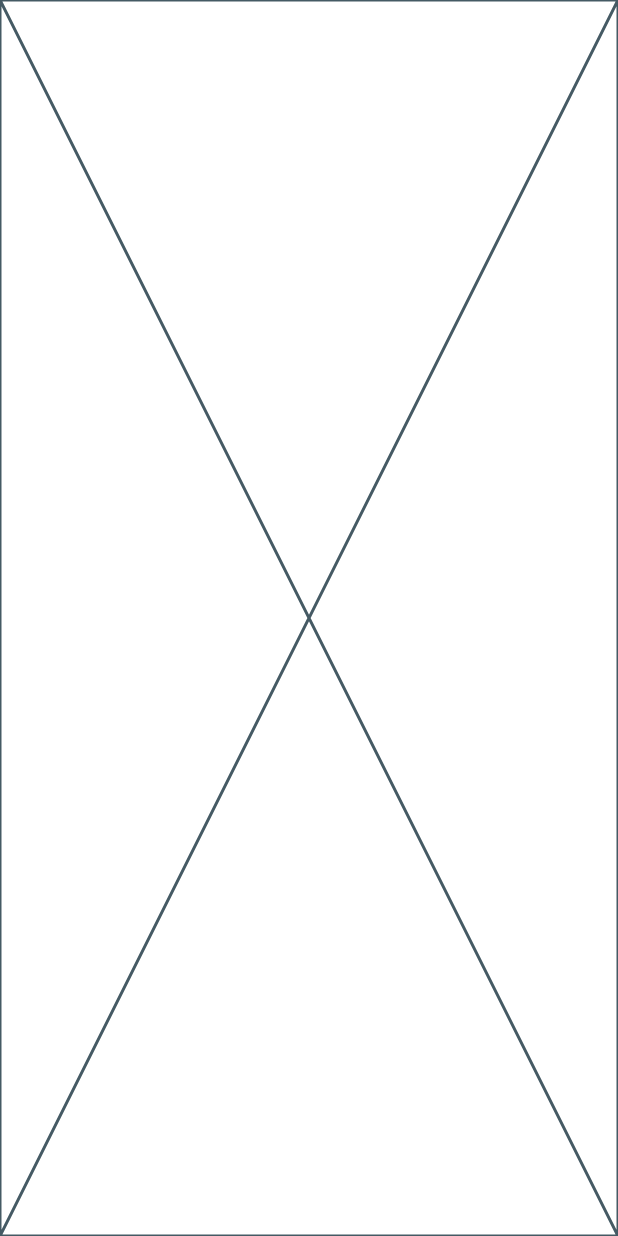
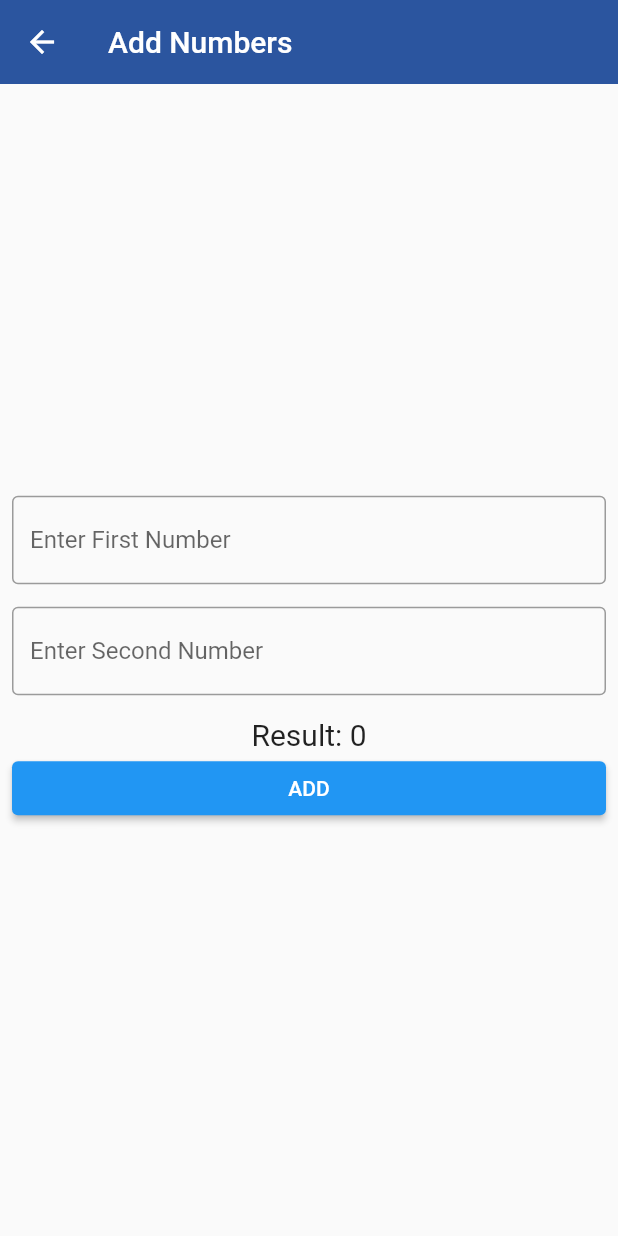
Before and after one commit to ishwar46/ST6002CEM, a Flutter app: the screen it shows after launch, after a tap on "ADD NUMBERS", on a phone screen of 412 x 824 dp. Run offline on Flutter 3.47's test engine with Material 2 defaults, Android fonts, the phone set to English and light mode, and no system bars.

Commit message:
Two Numbers Added

```diff
--- a/flutter_class/lib/views/add_two_numbers.dart
+++ b/flutter_class/lib/views/add_two_numbers.dart
@@ -1,3 +1,4 @@
+import 'package:flutter/material.dart';
 import 'package:flutter/src/widgets/framework.dart';
 import 'package:flutter/src/widgets/placeholder.dart';
 
@@ -9,8 +10,65 @@ class AddNumbers extends StatefulWidget {
 }
 
 class _AddNumbersState extends State<AddNumbers> {
+  final TextEditingController _firstNumberController = TextEditingController();
+  final TextEditingController _secondNumberController = TextEditingController();
+
+  int _result = 0;
+
+  void _addNumbers() {
+    setState(() {
+      _result = int.parse(_firstNumberController.text) +
+          int.parse(_secondNumberController.text);
+    });
+  }
+
   @override
   Widget build(BuildContext context) {
-    return const Placeholder();
+    return Scaffold(
+      appBar: AppBar(
+        foregroundColor: Colors.white,
+        backgroundColor: const Color.fromARGB(255, 43, 85, 159),
+        elevation: 0,
+        title: const Text('Add Numbers'),
+      ),
+      body: Center(
+        child: Padding(
+          padding: const EdgeInsets.all(8.0),
+          child: Column(
+            mainAxisAlignment: MainAxisAlignment.center,
+            children: [
+              TextField(
+                controller: _firstNumberController,
+                decoration: const InputDecoration(
+                  border: OutlineInputBorder(),
+                  labelText: 'Enter First Number',
+                ),
+              ),
+              const SizedBox(height: 15),
+              TextField(
+                controller: _secondNumberController,
+                decoration: const InputDecoration(
+                  border: OutlineInputBorder(),
+                  labelText: 'Enter Second Number',
+                ),
+              ),
+              const SizedBox(height: 15),
+              Text(
+                'Result: $_result',
+                style: const TextStyle(fontSize: 20),
+              ),
+              SizedBox(
+                width: double.infinity,
+                child: ElevatedButton(
+                    onPressed: () {
+                      _addNumbers();
+                    },
+                    child: const Text('ADD')),
+              ),
+            ],
+          ),
+        ),
+      ),
+    );
   }
 }
--- a/flutter_class/lib/widgets/card.dart
+++ b/flutter_class/lib/widgets/card.dart
@@ -28,8 +28,7 @@ class CardWidget extends StatelessWidget {
                 iconData,
                 size: 30,
               ),
-              const SizedBox(
-                  width: 15), // Add some space between the icon and text
+              const SizedBox(width: 15),
               Text(
                 title,
                 style: const TextStyle(fontSize: 20),
```
